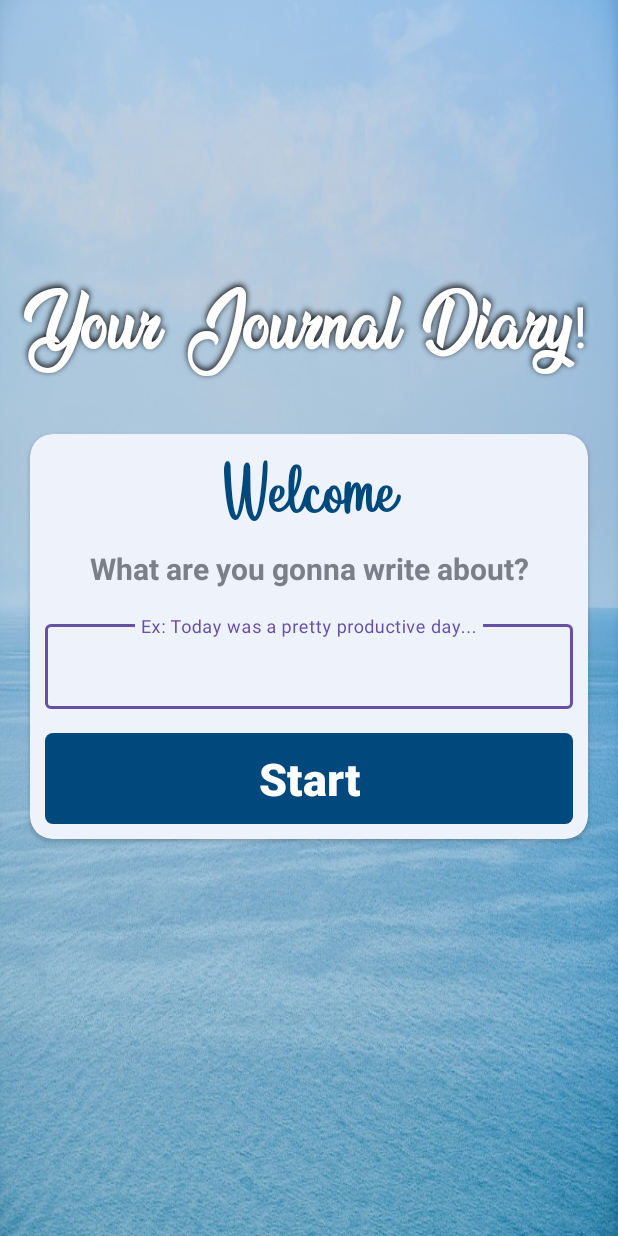
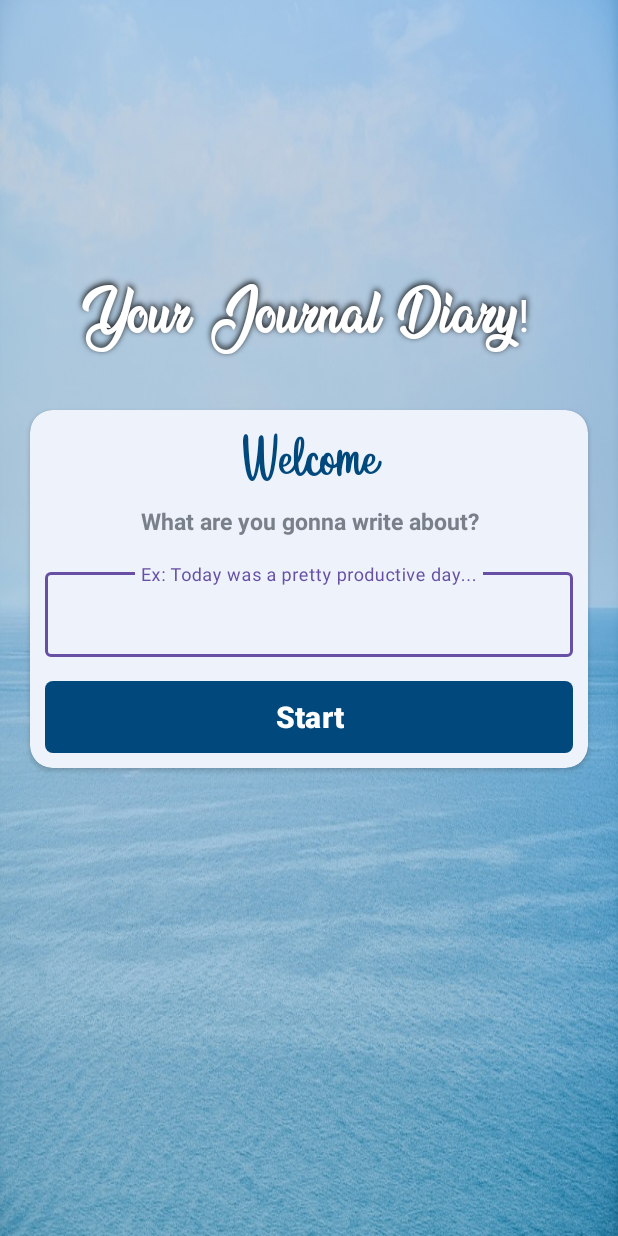
Before and after one commit to sakxshi/My-Journal, an Android app: the screen it shows after launch (MainActivity), on a phone screen of 412 x 824 dp. Run offline under Robolectric (Android 15) with nearby library versions, the phone set to English and light mode, and no system bars.

Commit message:
Modifications made

```diff
--- a/app/src/main/res/layout/activity_main.xml
+++ b/app/src/main/res/layout/activity_main.xml
@@ -26,7 +26,7 @@
         android:layout_marginBottom="30dp"
         android:gravity="center"
         android:textColor="@color/white"
-        android:textSize="38sp">
+        android:textSize="30sp">
     </TextView>
 
     <androidx.cardview.widget.CardView
@@ -53,7 +53,7 @@
                 android:textStyle="bold"
                 android:gravity="center"
                 android:textColor="#01497c"
-                android:textSize="38sp">
+                android:textSize="30sp">
             </TextView>
 
             <TextView
@@ -65,7 +65,7 @@
                 android:gravity="center"
                 android:textStyle="bold"
                 android:textColor="#7a8089"
-                android:textSize="20sp">
+                android:textSize="15sp">
             </TextView>
 
             <com.google.android.material.textfield.TextInputLayout
@@ -93,7 +93,7 @@
                 android:text="Start"
                 android:textStyle="bold"
                 android:textColor="@color/white"
-                android:textSize="30sp"
+                android:textSize="20sp"
                 android:background="@drawable/btn"
                 app:backgroundTint="#01497c"
                 android:contentDescription="Start Button"/>
--- a/app/src/main/res/layout/activity_result.xml
+++ b/app/src/main/res/layout/activity_result.xml
@@ -38,7 +38,7 @@
             android:background="@drawable/default_option_border"
             android:textSize="30sp"
             android:textColor="#22223b"
-            android:fontFamily="@font/headstay"
+            android:fontFamily="@font/nature_beauty"
             android:gravity="center"/>
 
 
```
